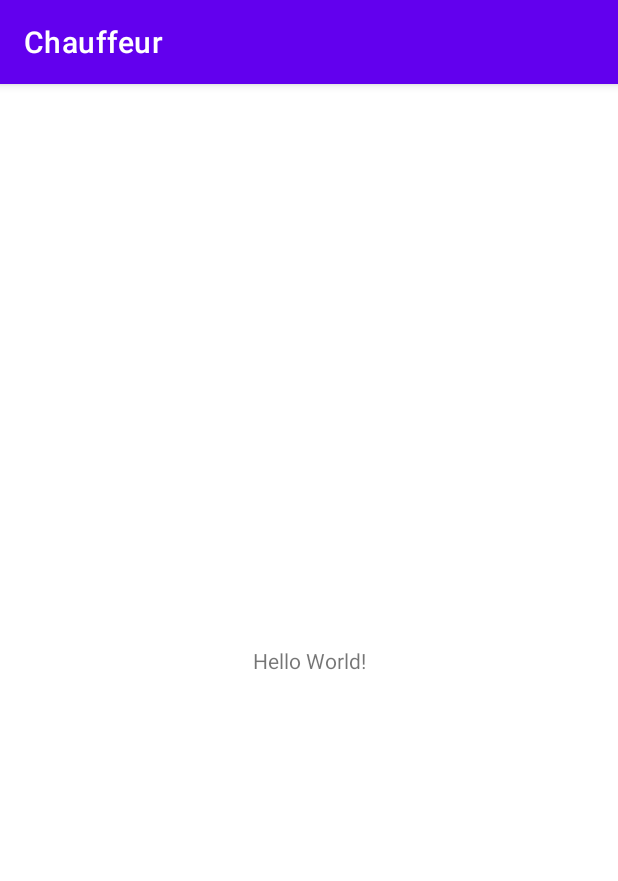
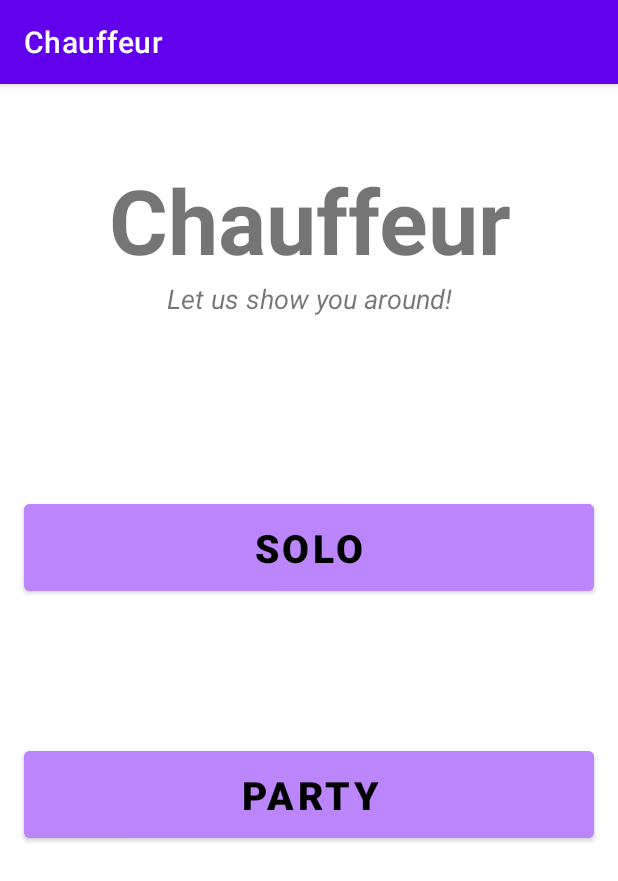
Before and after one commit to RetroPugalicious/Chauffeur, an Android app: the screen it shows after launch (MainActivity), on a phone screen of 412 x 824 dp. Shown: the top 881 px of the screen. Run offline under Robolectric (Android 15) with nearby library versions, the phone set to English and light mode, and no system bars.

Commit message:
Home Fragment UI

```diff
--- a/app/src/main/res/layout/activity_main.xml
+++ b/app/src/main/res/layout/activity_main.xml
@@ -7,12 +7,74 @@
     tools:context=".MainActivity">
 
     <TextView
+        android:id="@+id/banner"
+        android:layout_width="match_parent"
+        android:layout_height="wrap_content"
+        android:text="@string/app_name"
+        android:textSize="60sp"
+        android:textAlignment="center"
+        android:textStyle="bold"
+        app:layout_constraintTop_toTopOf="parent"
+        app:layout_constraintRight_toRightOf="parent"
+        app:layout_constraintLeft_toLeftOf="parent"
+        android:layout_marginTop="50dp"
+        />
+
+    <TextView
+        android:id="@+id/banner_description"
         android:layout_width="wrap_content"
         android:layout_height="wrap_content"
-        android:text="Hello World!"
+        android:text="@string/app_description"
+        android:textStyle="italic"
+        android:textSize="18sp"
+        android:textAlignment="center"
+        app:layout_constraintTop_toBottomOf="@id/banner"
+        app:layout_constraintRight_toRightOf="parent"
+        app:layout_constraintLeft_toLeftOf="parent"
+        />
+
+    <com.google.android.material.button.MaterialButton
+        android:id="@+id/solo"
+        android:layout_width="380dp"
+        android:layout_height="70dp"
+        android:layout_marginTop="24dp"
+        android:backgroundTint="@color/primaryColor"
+        android:text="@string/soloStart"
+        android:textColor="@color/primaryTextColor"
+        android:textSize="26sp"
+        android:textStyle="bold"
+        app:layout_constraintTop_toBottomOf="@id/banner_description"
+        app:layout_constraintRight_toRightOf="parent"
+        app:layout_constraintLeft_toLeftOf="parent"
+        app:layout_constraintBottom_toTopOf="@id/party"
+        />
+
+    <com.google.android.material.button.MaterialButton
+        android:id="@+id/party"
+        android:layout_width="380dp"
+        android:layout_height="70dp"
+        android:layout_marginTop="24dp"
+        android:backgroundTint="@color/primaryColor"
+        android:text="@string/partyStart"
+        android:textColor="@color/primaryTextColor"
+        android:textSize="26sp"
+        android:textStyle="bold"
+        app:layout_constraintTop_toBottomOf="@id/banner_description"
+        app:layout_constraintRight_toRightOf="parent"
+        app:layout_constraintLeft_toLeftOf="parent"
+        app:layout_constraintBottom_toBottomOf="parent"
+        />
+
+    <ProgressBar
+        android:id="@+id/progressBar"
+        style="?android:attr/progressBarStyleLarge"
+        android:layout_width="wrap_content"
+        android:layout_height="wrap_content"
+        android:visibility="gone"
+        app:layout_constraintTop_toTopOf="parent"
         app:layout_constraintBottom_toBottomOf="parent"
         app:layout_constraintLeft_toLeftOf="parent"
         app:layout_constraintRight_toRightOf="parent"
-        app:layout_constraintTop_toTopOf="parent" />
+        />
 
 </androidx.constraintlayout.widget.ConstraintLayout>
--- a/app/src/main/res/values/colors.xml
+++ b/app/src/main/res/values/colors.xml
@@ -7,4 +7,8 @@
     <color name="teal_700">#FF018786</color>
     <color name="black">#FF000000</color>
     <color name="white">#FFFFFFFF</color>
+
+    <color name="primaryColor">#FFBB86FC</color>
+    <color name="secondaryColor">#FFFFFFFF</color>
+    <color name="primaryTextColor">#FF000000</color>
 </resources>
--- a/app/src/main/res/values/strings.xml
+++ b/app/src/main/res/values/strings.xml
@@ -1,3 +1,6 @@
 <resources>
     <string name="app_name">Chauffeur</string>
+    <string name="app_description">Let us show you around!</string>
+    <string name="soloStart">Solo</string>
+    <string name="partyStart">Party</string>
 </resources>
```
